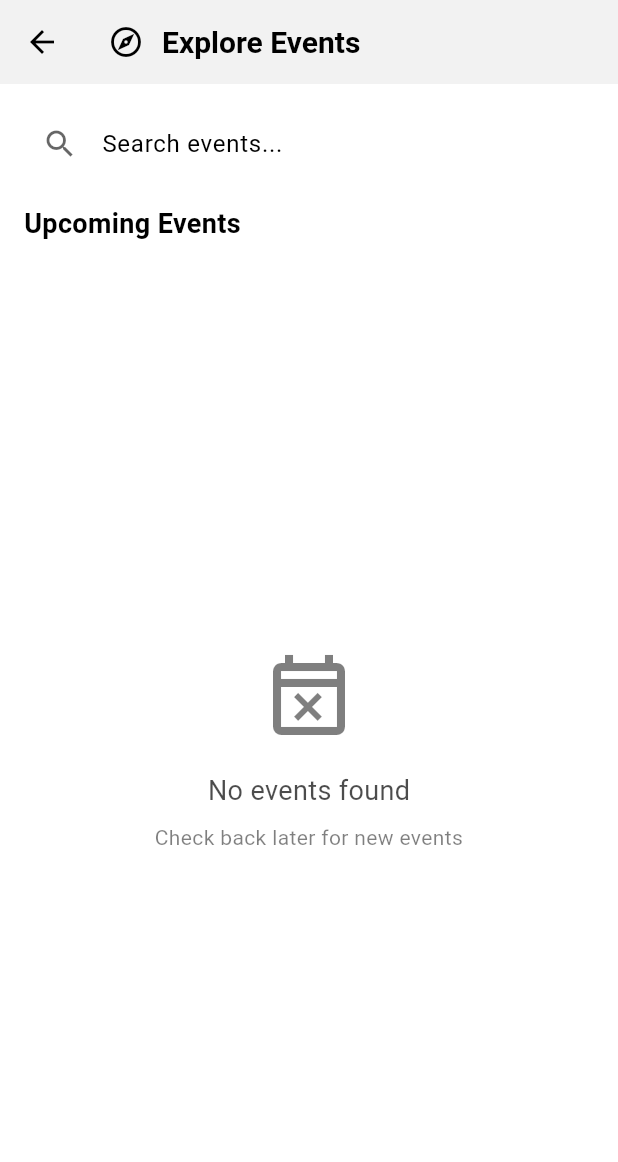
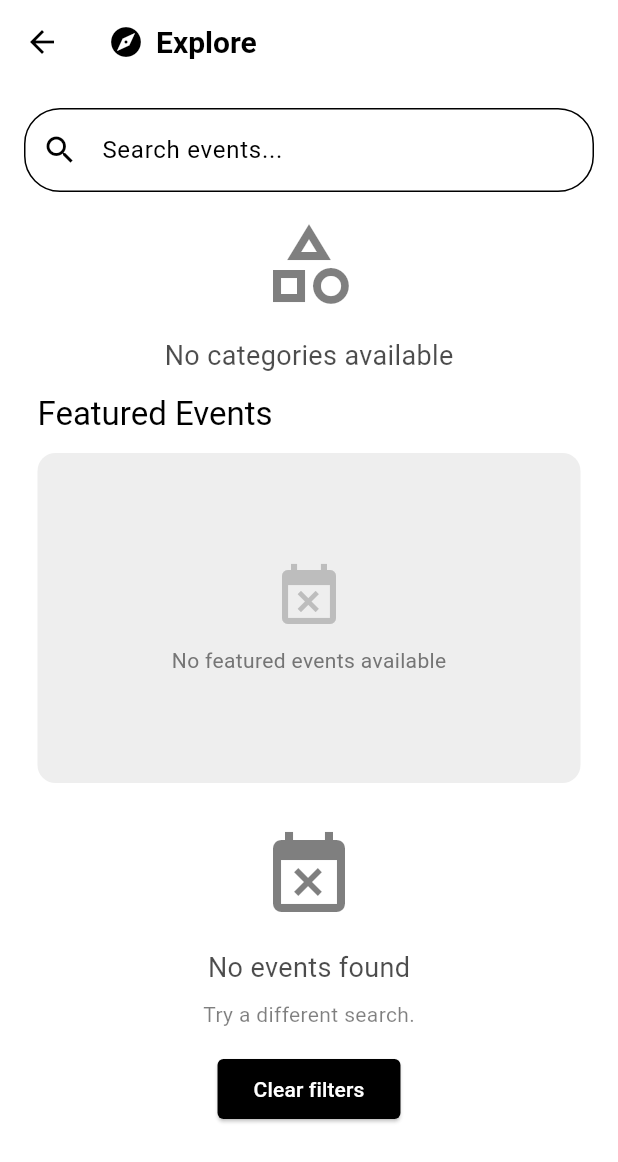
Before and after one commit to BenjaminMwambakulu/event_manager_local, a Flutter app: the ExploreScreen screen opened directly, on a phone screen of 412 x 824 dp. Shown: the top 1162 px of the screen. Run offline on Flutter 3.47's test engine with Material 3 defaults, Android fonts, the phone set to English and light mode, and no system bars; our stand-ins replace cached_network_image, carousel_slider, qr_flutter, shared_preferences, supabase_flutter; accounts and stored records are empty.

Commit message:
feat(explore): redesign explore screen with featured events and improved filters
- Add FeaturedCarousel widget to display featured events
- Implement category filter and search functionality
- Refactor UI layout and styling
- Add pull-to-refresh gesture
- Improve error handling and empty state UI

```diff
--- a/lib/screens/Explore/expolore_screen.dart
+++ b/lib/screens/Explore/expolore_screen.dart
@@ -2,6 +2,7 @@ import 'package:event_manager_local/models/category_model.dart';
 import 'package:event_manager_local/models/event_model.dart';
 import 'package:event_manager_local/services/event_service.dart';
 import 'package:event_manager_local/widgets/event_list_tiles.dart';
+import 'package:event_manager_local/widgets/featured_courasel.dart';
 import 'package:flutter/foundation.dart';
 import 'package:flutter/material.dart';
 import 'package:supabase_flutter/supabase_flutter.dart';
@@ -15,327 +16,297 @@ class ExploreScreen extends StatefulWidget {
 
 class _ExploreScreenState extends State<ExploreScreen> {
   final SupabaseClient _supabase = Supabase.instance.client;
+
+  // Controllers and states
+  final TextEditingController _searchController = TextEditingController();
+  String? _selectedCategory;
+
+  late Future<List<Event>> _eventsFuture;
+  late Future<List<CategoryModel>> _categoriesFuture;
   final EventService _eventService = EventService();
-  late Future<List<CategoryModel>> _categoriesFuture;
-  late Future<List<Event>> _eventsFuture;
-  String? _selectedCategory;
-  final TextEditingController _searchController = TextEditingController();
 
   @override
   void initState() {
     super.initState();
+    _eventsFuture = _getAllEvents();
     _categoriesFuture = _getAllCategories();
-    _eventsFuture = _getAllEvents();
   }
 
+  // Fetch events from Supabase
+  Future<List<Event>> _getAllEvents() async {
+    try {
+      final response = await _eventService.getEvents();
+      return response as List<Event>;
+    } catch (e) {
+      if (kDebugMode) print('Error fetching events: $e');
+      return [];
+    }
+  }
+
+  // Fetch categories
   Future<List<CategoryModel>> _getAllCategories() async {
     try {
       final response = await _supabase.from('categories').select('*');
-      final convertedCategories = (response as List)
+      return (response as List)
           .map((e) => CategoryModel.fromJson(e as Map<String, dynamic>))
           .toList();
-      return convertedCategories;
     } catch (e) {
-      if (kDebugMode) {
-        print('Error fetching categories: $e');
-      }
-      rethrow;
+      if (kDebugMode) print('Error fetching categories: $e');
+      return [];
     }
   }
 
-  Future<List<Event>> _getAllEvents() async {
+  // Filter by category + search
+  List<Event> _filterEvents(List<Event> events) {
+    final query = _searchController.text.trim().toLowerCase();
+
+    return events.where((event) {
+      final matchesCategory =
+          _selectedCategory == null || event.category == _selectedCategory;
+      final matchesSearch =
+          query.isEmpty || event.title.toLowerCase().contains(query);
+      return matchesCategory && matchesSearch;
+    }).toList();
+  }
+
+  // Get only featured events
+  Future<List<Event>> _getFeaturedEvents() async {
     try {
-      final response = await _eventService.getEvents();
-      return response;
+      // Reuse your event service
+      final allEvents = await _eventService.getEvents();
+
+      // Filter only featured ones
+      return allEvents.where((event) => event.isFeatured).toList();
     } catch (e) {
       if (kDebugMode) {
-        print('Error fetching events: $e');
+        print("Error fetching featured events: $e");
       }
-      rethrow;
+      return [];
     }
   }
 
-  void _refreshEvents() {
+  // Refresh handler
+  Future<void> _refreshEvents() async {
     setState(() {
       _eventsFuture = _getAllEvents();
+      _categoriesFuture = _getAllCategories();
     });
   }
 
-  void _filterByCategory(String? category) {
-    setState(() {
-      _selectedCategory = category;
-    });
+  // Build empty states
+  Widget _buildEmptyState({
+    required IconData icon,
+    required String title,
+    String? message,
+    VoidCallback? onAction,
+    String actionLabel = 'Show all events',
+  }) {
+    final colorScheme = Theme.of(context).colorScheme;
+
+    return Center(
+      child: Column(
+        mainAxisAlignment: MainAxisAlignment.center,
+        children: [
+          Icon(
+            icon,
+            size: 64,
+            color: colorScheme.onSurface.withValues(alpha: 0.5),
+          ),
+          const SizedBox(height: 16),
+          Text(
+            title,
+            style: TextStyle(
+              fontSize: 18,
+              color: colorScheme.onSurface.withValues(alpha: 0.7),
+            ),
+          ),
+          if (message != null) ...[
+            const SizedBox(height: 8),
+            Text(
+              message,
+              style: TextStyle(
+                color: colorScheme.onSurface.withValues(alpha: 0.5),
+              ),
+            ),
+          ],
+          if (onAction != null) ...[
+            const SizedBox(height: 16),
+            ElevatedButton(onPressed: onAction, child: Text(actionLabel)),
+          ],
+        ],
+      ),
+    );
   }
 
-  List<Event> _filterEvents(List<Event> events) {
-    if (_selectedCategory == null) return events;
-    return events.where((event) => event.category == _selectedCategory).toList();
+  // Build category chips
+  Widget _buildCategoryChips(List<CategoryModel> categories) {
+    final colorScheme = Theme.of(context).colorScheme;
+
+    return SizedBox(
+      height: 48,
+      child: ListView.separated(
+        scrollDirection: Axis.horizontal,
+        itemCount: categories.length,
+        separatorBuilder: (_, __) => const SizedBox(width: 8),
+        itemBuilder: (context, index) {
+          final category = categories[index];
+          final isSelected = _selectedCategory == category.name;
+
+          return ChoiceChip(
+            label: Text(category.name),
+            selected: isSelected,
+            onSelected: (_) {
+              setState(() {
+                _selectedCategory = isSelected ? null : category.name; // toggle
+              });
+            },
+            selectedColor: colorScheme.primary.withValues(alpha: 0.2),
+            labelStyle: TextStyle(
+              color: isSelected
+                  ? colorScheme.primary
+                  : colorScheme.onSurface.withValues(alpha: 0.8),
+            ),
+          );
+        },
+      ),
+    );
   }
 
   @override
   Widget build(BuildContext context) {
-    final theme = Theme.of(context);
-    final colorScheme = theme.colorScheme;
-
     return Scaffold(
       appBar: AppBar(
         title: const Row(
-          children: [
-            Icon(Icons.explore_outlined),
-            SizedBox(width: 12),
-            Text(
-              'Explore Events',
-              style: TextStyle(
-                fontWeight: FontWeight.w600,
-                fontSize: 20,
+          children: [Icon(Icons.explore), SizedBox(width: 8), Text('Explore')],
         ),
       ),
-          ],
-        ),
-        backgroundColor: colorScheme.surface,
-        elevation: 1,
-      ),
       body: RefreshIndicator(
-        onRefresh: () async {
-          _refreshEvents();
-          await _eventsFuture;
-        },
+        onRefresh: _refreshEvents,
         child: CustomScrollView(
           slivers: [
-            // Search Section
+            // Search bar
             SliverToBoxAdapter(
               child: Padding(
                 padding: const EdgeInsets.all(16),
-                child: Container(
-                  decoration: BoxDecoration(
-                    color: colorScheme.onPrimaryContainer.withValues( alpha :0.3),
-                    borderRadius: BorderRadius.circular(12),
-                  ),
                 child: TextField(
                   controller: _searchController,
                   decoration: InputDecoration(
+                    prefixIcon: const Icon(Icons.search),
                     hintText: 'Search events...',
-                      prefixIcon: Icon(Icons.search, color: colorScheme.onSurface.withValues( alpha :0.6)),
-                      border: InputBorder.none,
-                      contentPadding: const EdgeInsets.symmetric(horizontal: 16, vertical: 12),
+                    border: OutlineInputBorder(
+                      borderRadius: BorderRadius.circular(24),
                     ),
-                    onChanged: (value) {
-                      // Implement search functionality
-                    },
                   ),
+                  onChanged: (_) => setState(() {}),
                 ),
               ),
             ),
 
-            // Categories Section
+            // Category chips
             SliverToBoxAdapter(
               child: FutureBuilder<List<CategoryModel>>(
                 future: _categoriesFuture,
                 builder: (context, snapshot) {
                   if (snapshot.connectionState == ConnectionState.waiting) {
                     return const Padding(
-                      padding: EdgeInsets.symmetric(vertical: 16),
-                      child: Center(child: CircularProgressIndicator()),
+                      padding: EdgeInsets.all(16),
+                      child: LinearProgressIndicator(),
                     );
                   }
-
                   if (snapshot.hasError) {
-                    return _buildErrorSection(
-                      'Failed to load categories',
-                      onRetry: () {
-                        setState(() {
-                          _categoriesFuture = _getAllCategories();
-                        });
-                      },
+                    return _buildEmptyState(
+                      icon: Icons.error_outline,
+                      title: 'Failed to load categories',
+                      message: 'Please try again later.',
+                      onAction: _refreshEvents,
+                      actionLabel: 'Retry',
                     );
                   }
-
                   if (!snapshot.hasData || snapshot.data!.isEmpty) {
-                    return const SizedBox.shrink();
-                  }
-
-                  final categories = snapshot.data!;
-                  return Column(
-                    crossAxisAlignment: CrossAxisAlignment.start,
-                    children: [
-                      const Padding(
-                        padding: EdgeInsets.symmetric(horizontal: 16),
-                        child: Text(
-                          'Categories',
-                          style: TextStyle(
-                            fontSize: 18,
-                            fontWeight: FontWeight.w600,
-                          ),
-                        ),
-                      ),
-                      const SizedBox(height: 8),
-                      SizedBox(
-                        height: 50,
-                        child: ListView.separated(
-                          padding: const EdgeInsets.symmetric(horizontal: 16),
-                          scrollDirection: Axis.horizontal,
-                          itemCount: categories.length + 1, // +1 for "All" category
-                          separatorBuilder: (context, index) => const SizedBox(width: 8),
-                          itemBuilder: (context, index) {
-                            if (index == 0) {
-                              return _buildCategoryChip(
-                                'All',
-                                isSelected: _selectedCategory == null,
-                                onTap: () => _filterByCategory(null),
+                    return _buildEmptyState(
+                      icon: Icons.category_outlined,
+                      title: 'No categories available',
                     );
                   }
-                            final category = categories[index - 1];
-                            return _buildCategoryChip(
-                              category.name,
-                              isSelected: _selectedCategory == category.name,
-                              onTap: () => _filterByCategory(category.name),
-                            );
-                          },
-                        ),
-                      ),
-                      const SizedBox(height: 16),
-                    ],
+                  return Padding(
+                    padding: const EdgeInsets.symmetric(horizontal: 16),
+                    child: _buildCategoryChips(snapshot.data!),
                   );
                 },
               ),
             ),
 
-            // Events Section Header
+            // Featured events
             SliverToBoxAdapter(
-              child: Padding(
-                padding: const EdgeInsets.symmetric(horizontal: 16),
-                child: Row(
-                  mainAxisAlignment: MainAxisAlignment.spaceBetween,
-                  children: [
-                    Text(
-                      'Upcoming Events',
-                      style: TextStyle(
-                        fontSize: 18,
-                        fontWeight: FontWeight.w600,
-                        color: colorScheme.onSurface,
-                      ),
-                    ),
-                    if (_selectedCategory != null)
-                      GestureDetector(
-                        onTap: () => _filterByCategory(null),
-                        child: Text(
-                          'Clear filter',
-                          style: TextStyle(
-                            color: colorScheme.primary,
-                            fontSize: 14,
-                          ),
-                        ),
-                      ),
-                  ],
-                ),
+              child: FutureBuilder<List<Event>>(
+                future: _getFeaturedEvents(),
+                builder: (context, snapshot) {
+                  if (snapshot.connectionState == ConnectionState.waiting) {
+                    return const Padding(
+                      padding: EdgeInsets.all(16),
+                      child: LinearProgressIndicator(),
+                    );
+                  }
+                  if (snapshot.hasError) {
+                    return const SizedBox.shrink();
+                  }
+                  final featuredEvents = snapshot.data ?? [];
+                  return FeaturedCarousel(featuredEvents);
+                },
               ),
             ),
 
-            const SliverToBoxAdapter(child: SizedBox(height: 16)),
-
-            // Events List
+            // Events list
+            SliverToBoxAdapter(child: SizedBox(height: 30)),
             FutureBuilder<List<Event>>(
               future: _eventsFuture,
               builder: (context, snapshot) {
                 if (snapshot.connectionState == ConnectionState.waiting) {
-                  return const SliverFillRemaining(
-                    child: Center(
-                      child: Column(
-                        mainAxisAlignment: MainAxisAlignment.center,
-                        children: [
-                          CircularProgressIndicator(),
-                          SizedBox(height: 16),
-                          Text('Loading events...'),
-                        ],
-                      ),
+                  return const SliverToBoxAdapter(
+                    child: Padding(
+                      padding: EdgeInsets.all(32),
+                      child: Center(child: CircularProgressIndicator()),
                     ),
                   );
                 }
-
                 if (snapshot.hasError) {
-                  return SliverFillRemaining(
-                    child: _buildErrorSection(
-                      'Failed to load events',
-                      onRetry: _refreshEvents,
+                  return SliverToBoxAdapter(
+                    child: _buildEmptyState(
+                      icon: Icons.error_outline,
+                      title: 'Failed to load events',
+                      message: 'Please check your connection and try again.',
+                      onAction: _refreshEvents,
+                      actionLabel: 'Retry',
                     ),
                   );
                 }
+                final events = snapshot.data ?? [];
+                final filteredEvents = _filterEvents(events);
 
-                if (!snapshot.hasData || snapshot.data!.isEmpty) {
-                  return SliverFillRemaining(
-                    child: Center(
-                      child: Column(
-                        mainAxisAlignment: MainAxisAlignment.center,
-                        children: [
-                          Icon(
-                            Icons.event_busy_outlined,
-                            size: 64,
-                            color: colorScheme.onSurface.withValues( alpha :0.5),
-                          ),
-                          const SizedBox(height: 16),
-                          Text(
-                            'No events found',
-                            style: TextStyle(
-                              fontSize: 18,
-                              color: colorScheme.onSurface.withValues( alpha :0.7),
-                            ),
-                          ),
-                          const SizedBox(height: 8),
-                          Text(
-                            _selectedCategory != null
-                                ? 'Try changing the category filter'
-                                : 'Check back later for new events',
-                            textAlign: TextAlign.center,
-                            style: TextStyle(
-                              color: colorScheme.onSurface.withValues( alpha :0.5),
-                            ),
-                          ),
-                        ],
-                      ),
-                    ),
-                  );
-                }
-
-                final events = _filterEvents(snapshot.data!);
-
-                if (events.isEmpty) {
-                  return SliverFillRemaining(
-                    child: Center(
-                      child: Column(
-                        mainAxisAlignment: MainAxisAlignment.center,
-                        children: [
-                          Icon(
-                            Icons.filter_alt_outlined,
-                            size: 64,
-                            color: colorScheme.onSurface.withValues( alpha :0.5),
-                          ),
-                          const SizedBox(height: 16),
-                          Text(
-                            'No events in this category',
-                            style: TextStyle(
-                              fontSize: 18,
-                              color: colorScheme.onSurface.withValues( alpha :0.7),
-                            ),
-                          ),
-                          const SizedBox(height: 16),
-                          ElevatedButton(
-                            onPressed: () => _filterByCategory(null),
-                            child: const Text('Show all events'),
-                          ),
-                        ],
-                      ),
+                if (filteredEvents.isEmpty) {
+                  return SliverToBoxAdapter(
+                    child: _buildEmptyState(
+                      icon: Icons.event_busy,
+                      title: 'No events found',
+                      message: _selectedCategory != null
+                          ? 'No events match your selected category.'
+                          : 'Try a different search.',
+                      onAction: () {
+                        setState(() {
+                          _selectedCategory = null;
+                          _searchController.clear();
+                        });
+                      },
+                      actionLabel: 'Clear filters',
                     ),
                   );
                 }
 
                 return SliverList(
-                  delegate: SliverChildBuilderDelegate(
-                    (context, index) {
-                      final event = events[index];
-                      return Padding(
-                        padding: const EdgeInsets.symmetric(horizontal: 16, vertical: 8),
-                        child: EventListTiles(
-                          events: [event],
+                  delegate: SliverChildBuilderDelegate((context, index) {
+                    final event = filteredEvents[index];
+                    return EventListTiles(
+                      events: [event], // If EventListTiles expects a list
                       onTap: (event) {
                         Navigator.pushNamed(
                           context,
@@ -343,11 +314,8 @@ class _ExploreScreenState extends State<ExploreScreen> {
                           arguments: event,
                         );
                       },
-                        ),
                     );
-                    },
-                    childCount: events.length,
-                  ),
+                  }, childCount: filteredEvents.length),
                 );
               },
             ),
@@ -356,74 +324,4 @@ class _ExploreScreenState extends State<ExploreScreen> {
       ),
     );
   }
-
-  Widget _buildCategoryChip(
-    String category, {
-    required bool isSelected,
-    required VoidCallback onTap,
-  }) {
-    final theme = Theme.of(context);
-
-    return FilterChip(
-      label: Text(
-        category,
-        style: TextStyle(
-          fontSize: 14,
-          fontWeight: isSelected ? FontWeight.w600 : FontWeight.w500,
-          color: isSelected ? theme.colorScheme.onPrimary : theme.colorScheme.onSurface,
-        ),
-      ),
-      selected: isSelected,
-      onSelected: (_) => onTap(),
-      backgroundColor: theme.colorScheme.surfaceVariant.withValues( alpha :0.3),
-      selectedColor: theme.colorScheme.primary,
-      checkmarkColor: theme.colorScheme.onPrimary,
-      shape: RoundedRectangleBorder(
-        borderRadius: BorderRadius.circular(20),
-        side: BorderSide(
-          color: isSelected ? theme.colorScheme.primary : theme.colorScheme.outline.withValues( alpha :0.3),
-          width: 1,
-        ),
-      ),
-      padding: const EdgeInsets.symmetric(horizontal: 16, vertical: 8),
-      showCheckmark: true,
-    );
 }
-
-  Widget _buildErrorSection(String message, {required VoidCallback onRetry}) {
-    return Padding(
-      padding: const EdgeInsets.all(16),
-      child: Column(
-        mainAxisAlignment: MainAxisAlignment.center,
-        children: [
-          Icon(
-            Icons.error_outline,
-            size: 48,
-            color: Theme.of(context).colorScheme.error,
-          ),
-          const SizedBox(height: 16),
-          Text(
-            message,
-            style: TextStyle(
-              fontSize: 16,
-              color: Theme.of(context).colorScheme.onSurface,
-            ),
-            textAlign: TextAlign.center,
-          ),
-          const SizedBox(height: 16),
-          ElevatedButton.icon(
-            onPressed: onRetry,
-            icon: const Icon(Icons.refresh),
-            label: const Text('Try Again'),
-          ),
-        ],
-      ),
-    );
-  }
-
-  @override
-  void dispose() {
-    _searchController.dispose();
-    super.dispose();
-  }
-}
--- a/lib/services/event_service.dart
+++ b/lib/services/event_service.dart
@@ -39,12 +39,16 @@ class EventService {
   }
 
   // Handle Register to an Event
-  Future<void> registerToEvent(String eventId, String profileId, String ticketId) async {
+  Future<void> registerToEvent(
+    String eventId,
+    String profileId,
+    String ticketId,
+  ) async {
     try {
       await _supabase.from('attendee').insert({
         'event_id': eventId,
         'user_id': profileId, // This should be the profile ID, not auth user ID
-        'ticket_id': ticketId
+        'ticket_id': ticketId,
       });
       debugPrint("Successfully registered user $profileId to event $eventId");
     } catch (e) {
@@ -52,4 +56,18 @@ class EventService {
       rethrow; // Re-throw so the calling code can handle it
     }
   }
+
+  // get Featured Events
+  Future<List<Event>> getFeaturedEvents() async {
+    try {
+      final data = await _supabase
+          .from('event')
+          .select()
+          .eq('is_featured)', true);
+      return data.map((e) => Event.fromJson(e)).toList();
+    } catch (e) {
+      debugPrint("Error getting featured events: $e");
+      rethrow;
+    }
+  }
 }
```
Lines whose indentation alone changed are shown as unchanged.
